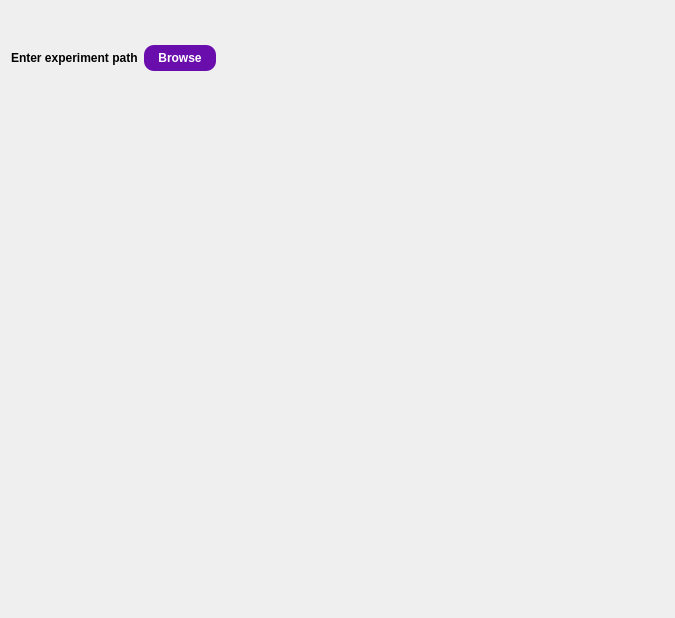
Qt form plots_stats/preprocessing/loading/view.ui (medusabci/medusa-analyzer) before a commit.
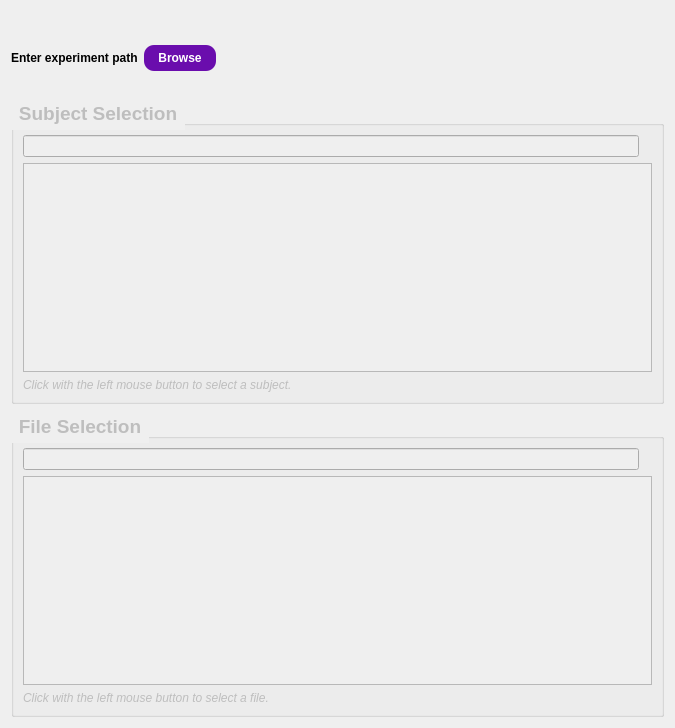
The same form after that commit.

Commit message: Continuing with preprocessing plots. Initial widget modified.

```diff
--- a/plots_stats/preprocessing/loading/view.ui
+++ b/plots_stats/preprocessing/loading/view.ui
@@ -10,7 +10,7 @@
     <x>0</x>
     <y>0</y>
     <width>675</width>
-    <height>618</height>
+    <height>728</height>
    </rect>
   </property>
   <property name="sizePolicy">
@@ -134,17 +134,126 @@
     </widget>
    </item>
    <item>
-    <spacer name="verticalSpacer">
-     <property name="orientation">
-      <enum>Qt::Vertical</enum>
+    <widget class="QGroupBox" name="SubjectSelection">
+     <property name="enabled">
+      <bool>false</bool>
      </property>
-     <property name="sizeHint" stdset="0">
-      <size>
-       <width>20</width>
-       <height>40</height>
-      </size>
+     <property name="font">
+      <font>
+       <pointsize>14</pointsize>
+       <weight>75</weight>
+       <bold>true</bold>
+      </font>
      </property>
-    </spacer>
+     <property name="styleSheet">
+      <string notr="true">QGroupBox:title {
+    subcontrol-origin: margin;
+    subcontrol-position: top left; 
+    padding: 5px;                 
+    letter-spacing: 1px;
+
+    color: qlineargradient(
+        spread:pad, x1:0, y1:0, x2:1, y2:0,
+        stop:0 #6a0dad, stop:1 #ec407a
+    );
+}</string>
+     </property>
+     <property name="title">
+      <string>Subject Selection</string>
+     </property>
+     <layout class="QVBoxLayout" name="verticalLayout_2">
+      <item>
+       <layout class="QHBoxLayout" name="horizontalLayout_2">
+        <item>
+         <widget class="QLineEdit" name="searchsubjectEdit"/>
+        </item>
+        <item>
+         <widget class="QLabel" name="iconLabel1">
+          <property name="text">
+           <string/>
+          </property>
+         </widget>
+        </item>
+       </layout>
+      </item>
+      <item>
+       <widget class="QListWidget" name="subjectlistWidget"/>
+      </item>
+      <item>
+       <widget class="QLabel" name="label_2">
+        <property name="font">
+         <font>
+          <italic>true</italic>
+         </font>
+        </property>
+        <property name="text">
+         <string>Click with the left mouse button to select a subject.</string>
+        </property>
+       </widget>
+      </item>
+     </layout>
+    </widget>
+   </item>
+   <item>
+    <widget class="QGroupBox" name="FileSelection">
+     <property name="enabled">
+      <bool>false</bool>
+     </property>
+     <property name="font">
+      <font>
+       <pointsize>14</pointsize>
+       <weight>75</weight>
+       <bold>true</bold>
+      </font>
+     </property>
+     <property name="styleSheet">
+      <string notr="true">QGroupBox:title {
+    subcontrol-origin: margin;
+    subcontrol-position: top left; 
+    padding: 5px;                 
+    letter-spacing: 1px;
+
+    color: qlineargradient(
+        spread:pad, x1:0, y1:0, x2:1, y2:0,
+        stop:0 #6a0dad, stop:1 #ec407a
+    );
+}</string>
+     </property>
+     <property name="title">
+      <string>File Selection</string>
+     </property>
+     <layout class="QVBoxLayout" name="verticalLayout_3">
+      <item>
+       <layout class="QHBoxLayout" name="horizontalLayout_3">
+        <item>
+         <widget class="QLineEdit" name="searchfileEdit"/>
+        </item>
+        <item>
+         <widget class="QLabel" name="iconLabel2">
+          <property name="text">
+           <string/>
+          </property>
+         </widget>
+        </item>
+       </layout>
+      </item>
+      <item>
+       <widget class="QListWidget" name="filelistWidget"/>
+      </item>
+      <item>
+       <widget class="QLabel" name="label_3">
+        <property name="font">
+         <font>
+          <italic>true</italic>
+         </font>
+        </property>
+        <property name="text">
+         <string>Click with the left mouse button to select a file.</string>
+        </property>
+       </widget>
+      </item>
+     </layout>
+    </widget>
    </item>
   </layout>
  </widget>
```
Left out of the diff: 1 changed line with no effect on the pictures. The commit also changes 5 other files.
